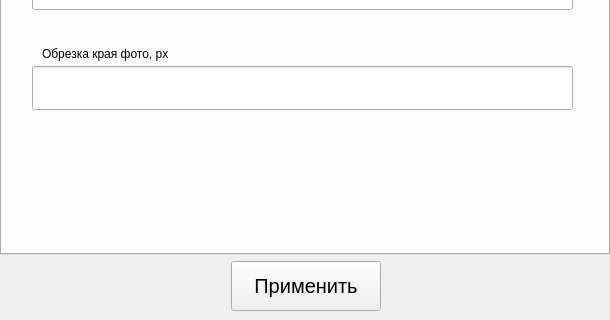
The window that cropper/ui/settings.ui (andrey-david/Sendy) describes before a commit, drawn with Qt 5; both pictures show x 0 to 610 and y 600 to 920 of the 610 by 920 pixel window.
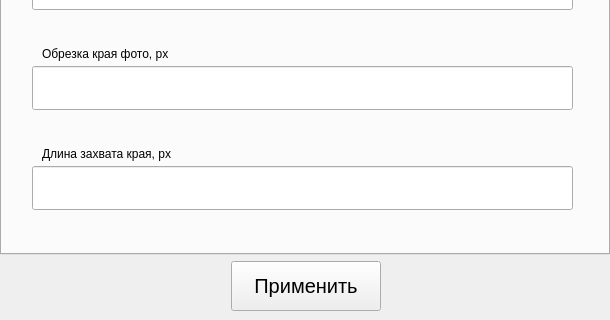
The same window after the commit.

Commit message: feat(ui): add new photo processing strip length setting

What changed in the file:
```diff
--- a/cropper/ui/settings.ui
+++ b/cropper/ui/settings.ui
@@ -390,6 +390,35 @@
          <string>Обзор</string>
         </property>
        </widget>
+       <widget class="QLineEdit" name="lineEdit_photo_processing_strip_length">
+        <property name="geometry">
+         <rect>
+          <x>30</x>
+          <y>740</y>
+          <width>541</width>
+          <height>44</height>
+         </rect>
+        </property>
+        <property name="maximumSize">
+         <size>
+          <width>16777215</width>
+          <height>44</height>
+         </size>
+        </property>
+       </widget>
+       <widget class="QLabel" name="label_8">
+        <property name="geometry">
+         <rect>
+          <x>40</x>
+          <y>720</y>
+          <width>361</width>
+          <height>16</height>
+         </rect>
+        </property>
+        <property name="text">
+         <string>Длина захвата края, px</string>
+        </property>
+       </widget>
       </widget>
       <widget class="QWidget" name="tab_3">
        <attribute name="title">
```
